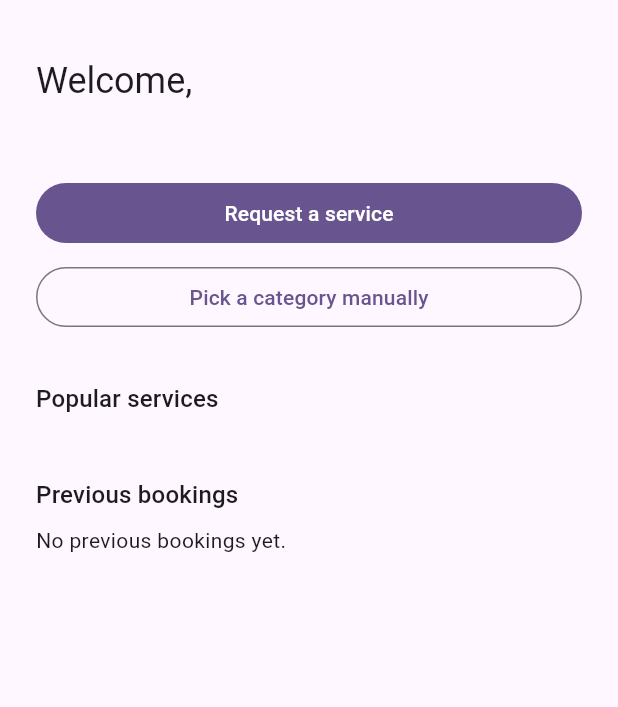
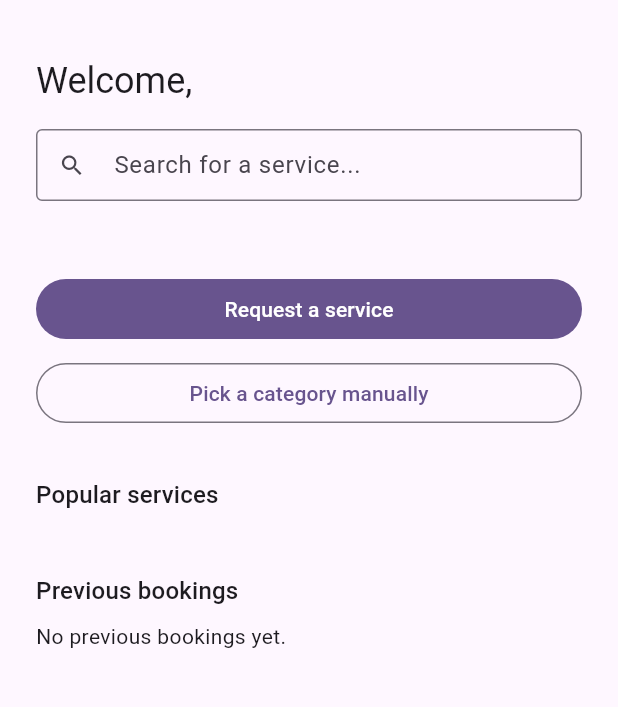
Before and after one commit to farhankhalidkayani/handyGo, a Flutter app: the HomeScreen screen opened directly with empty values, on a phone screen of 412 x 824 dp, the part 63-770 px from its top. Run offline on Flutter 3.47's test engine with Material 3 defaults, Android fonts, the light colour scheme and no system bars; our stand-ins replace appwrite, flutter_map, geolocator, image_picker, latlong2, shared_preferences; missing offline and left inert: record; accounts and stored records are empty; network calls fail.

Commit message:
Home screen: location display, search bar, personalized Recommended section
- Shows the customer's current coordinates (raw lat/lng — no geocoding API in this
  project's zero-cost scope, same simplification used elsewhere for location)
- Search bar filters the Popular services chip row
- New "Recommended for you" section: this customer's own most-booked categories,
  distinct from Popular (all categories) and Previous bookings (plain history list)

```diff
--- a/app_customer/lib/screens/home_screen.dart
+++ b/app_customer/lib/screens/home_screen.dart
@@ -1,4 +1,5 @@
 import 'package:flutter/material.dart';
+import 'package:geolocator/geolocator.dart';
 import 'package:handygo_shared/handygo_shared.dart';
 
 import '../services/app_services.dart';
@@ -25,6 +26,9 @@ class _HomeScreenState extends State<HomeScreen> {
   late Future<List<ServiceCategory>> _categoriesFuture;
   late Future<List<Booking>> _historyFuture;
   int _unreadCount = 0;
+  String? _locationLabel;
+  final _searchController = TextEditingController();
+  String _searchQuery = '';
 
   @override
   void initState() {
@@ -33,6 +37,24 @@ class _HomeScreenState extends State<HomeScreen> {
     _categoriesFuture = AppServices.categories.listAll();
     _historyFuture = AppServices.bookings.listForCustomer(widget.profile.id);
     _loadUnreadCount();
+    _loadLocation();
+  }
+
+  /// Plan §12 Customer checklist "Home: location, search, ...". Reverse-geocoding to a
+  /// street address needs a geocoding API/package that isn't in this project (zero-cost
+  /// scope) — shows raw coordinates instead, same simplification used for lat/lng elsewhere.
+  Future<void> _loadLocation() async {
+    try {
+      final position = await Geolocator.getCurrentPosition(
+        locationSettings: const LocationSettings(accuracy: LocationAccuracy.low),
+      );
+      if (mounted) {
+        setState(() => _locationLabel =
+            '${position.latitude.toStringAsFixed(3)}, ${position.longitude.toStringAsFixed(3)}');
+      }
+    } catch (_) {
+      // location is a nice-to-have display — never block the home screen on it
+    }
   }
 
   void _openCategory(ServiceCategory category) {
@@ -49,6 +71,25 @@ class _HomeScreenState extends State<HomeScreen> {
         MaterialPageRoute(builder: (_) => RatingScreen(profile: widget.profile, bookingId: booking.id)),
       );
     }
+  }
+
+  /// "Recommended for you" — a customer's own most-booked category, distinct from "Popular"
+  /// (all categories) and "Previous bookings" (a plain history list). Falls back to whatever
+  /// category this customer hasn't tried yet if they have no history at all.
+  List<ServiceCategory> _recommendedCategories(List<ServiceCategory> categories, List<Booking> history) {
+    if (categories.isEmpty) return [];
+    final counts = <String, int>{};
+    for (final b in history) {
+      counts[b.categoryId] = (counts[b.categoryId] ?? 0) + 1;
+    }
+    final sorted = [...categories]..sort((a, b) => (counts[b.id] ?? 0).compareTo(counts[a.id] ?? 0));
+    return sorted.where((c) => (counts[c.id] ?? 0) > 0).take(3).toList();
+  }
+
+  @override
+  void dispose() {
+    _searchController.dispose();
+    super.dispose();
   }
 
   Future<void> _loadUnreadCount() async {
@@ -151,6 +192,27 @@ class _HomeScreenState extends State<HomeScreen> {
         padding: const EdgeInsets.all(24),
         children: [
           Text('Welcome, ${widget.profile.name}', style: Theme.of(context).textTheme.headlineSmall),
+          if (_locationLabel != null) ...[
+            const SizedBox(height: 4),
+            Row(
+              children: [
+                const Icon(Icons.location_on_outlined, size: 14, color: Colors.grey),
+                const SizedBox(width: 4),
+                Text(_locationLabel!, style: const TextStyle(color: Colors.grey, fontSize: 12)),
+              ],
+            ),
+          ],
+          const SizedBox(height: 16),
+          TextField(
+            controller: _searchController,
+            decoration: const InputDecoration(
+              prefixIcon: Icon(Icons.search),
+              hintText: 'Search for a service...',
+              border: OutlineInputBorder(),
+              isDense: true,
+            ),
+            onChanged: (v) => setState(() => _searchQuery = v.trim().toLowerCase()),
+          ),
           const SizedBox(height: 24),
           FutureBuilder<Booking?>(
             future: _activeBookingFuture,
@@ -174,24 +236,63 @@ class _HomeScreenState extends State<HomeScreen> {
           const SizedBox(height: 8),
           OutlinedButton(onPressed: _requestServiceManually, child: const Text('Pick a category manually')),
           const SizedBox(height: 32),
+          FutureBuilder<List<ServiceCategory>>(
+            future: _categoriesFuture,
+            builder: (context, catSnapshot) {
+              final categories = catSnapshot.data ?? [];
+              return FutureBuilder<List<Booking>>(
+                future: _historyFuture,
+                builder: (context, historySnapshot) {
+                  final history = historySnapshot.data ?? [];
+                  final recommended = _recommendedCategories(categories, history);
+                  return Column(
+                    crossAxisAlignment: CrossAxisAlignment.start,
+                    children: [
+                      if (recommended.isNotEmpty) ...[
+                        Text('Recommended for you', style: Theme.of(context).textTheme.titleMedium),
+                        const SizedBox(height: 8),
+                        SizedBox(
+                          height: 48,
+                          child: ListView.separated(
+                            scrollDirection: Axis.horizontal,
+                            itemCount: recommended.length,
+                            separatorBuilder: (_, _) => const SizedBox(width: 8),
+                            itemBuilder: (context, i) {
+                              final c = recommended[i];
+                              return ActionChip(
+                                avatar: const Icon(Icons.star, size: 16, color: Colors.amber),
+                                label: Text(c.name),
+                                onPressed: () => _openCategory(c),
+                              );
+                            },
+                          ),
+                        ),
+                        const SizedBox(height: 24),
+                      ],
                       Text('Popular services', style: Theme.of(context).textTheme.titleMedium),
                       const SizedBox(height: 8),
-          FutureBuilder<List<ServiceCategory>>(
-            future: _categoriesFuture,
-            builder: (context, snapshot) {
-              final categories = snapshot.data;
-              if (categories == null || categories.isEmpty) return const SizedBox.shrink();
+                      Builder(builder: (context) {
+                        final filtered = _searchQuery.isEmpty
+                            ? categories
+                            : categories.where((c) => c.name.toLowerCase().contains(_searchQuery)).toList();
+                        if (categories.isEmpty) return const SizedBox.shrink();
+                        if (filtered.isEmpty) return const Text('No matching services.');
                         return SizedBox(
                           height: 48,
                           child: ListView.separated(
                             scrollDirection: Axis.horizontal,
-                  itemCount: categories.length,
+                            itemCount: filtered.length,
                             separatorBuilder: (_, _) => const SizedBox(width: 8),
                             itemBuilder: (context, i) {
-                    final c = categories[i];
+                              final c = filtered[i];
                               return ActionChip(label: Text(c.name), onPressed: () => _openCategory(c));
                             },
                           ),
+                        );
+                      }),
+                    ],
+                  );
+                },
               );
             },
           ),
```
Lines whose indentation alone changed are shown as unchanged.
